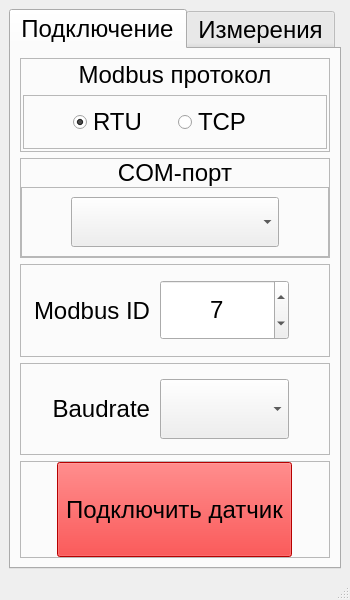
This is VibroTempSensor.ui in BuslaySt/Rotor-rotation as Qt 5 draws it before an edit. The edited form follows.
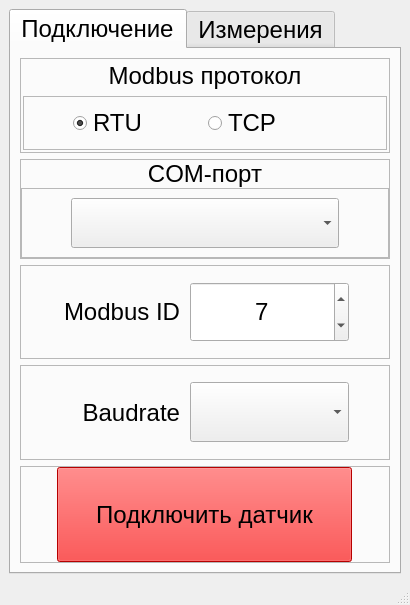
This is the edited form. Icons and pictures are not drawn.

```diff
--- a/VibroTempSensor.ui
+++ b/VibroTempSensor.ui
@@ -6,20 +6,20 @@
    <rect>
     <x>0</x>
     <y>0</y>
-    <width>350</width>
-    <height>600</height>
+    <width>410</width>
+    <height>605</height>
    </rect>
   </property>
   <property name="minimumSize">
    <size>
-    <width>350</width>
+    <width>410</width>
     <height>600</height>
    </size>
   </property>
   <property name="maximumSize">
    <size>
-    <width>1200</width>
-    <height>800</height>
+    <width>1600</width>
+    <height>900</height>
    </size>
   </property>
   <property name="windowTitle">
```
